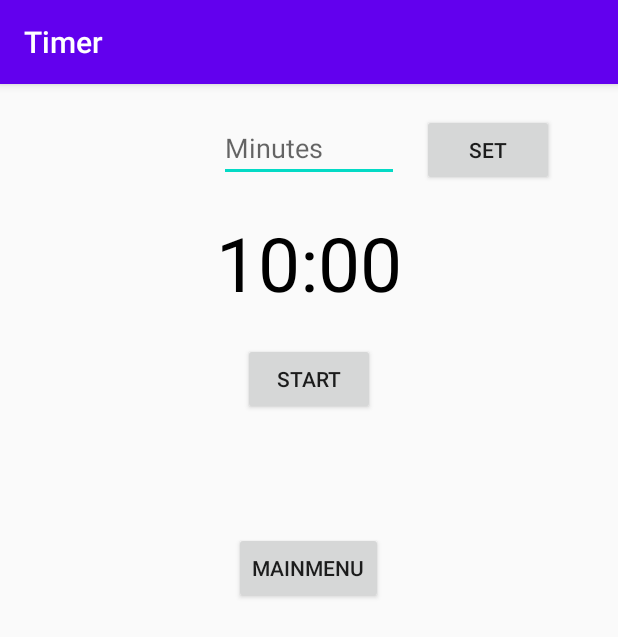
After one commit to iniyan2707/Clock, an Android app: the Timer screen opened directly, with no data from a screen before it, on a phone screen of 412 x 824 dp. The commit adds this screen. Shown: the top 637 px of the screen. Run offline under Robolectric (Android 15) with nearby library versions, the phone set to English and light mode, and no system bars.

Commit message:
Added timer and stopwatch features

```diff
--- a/app/src/main/java/com/example/clock/AlertReceiver.java
+++ b/app/src/main/java/com/example/clock/AlertReceiver.java
@@ -11,6 +11,7 @@ import android.net.Uri;
 import androidx.core.app.NotificationCompat;
 
 public class AlertReceiver extends BroadcastReceiver {
+    public static boolean ringtoneplaying;
     public static Ringtone r;
 
     @Override
@@ -18,7 +19,9 @@ public class AlertReceiver extends BroadcastReceiver {
 
             Uri notification = RingtoneManager.getDefaultUri(RingtoneManager.TYPE_ALARM);
              r = RingtoneManager.getRingtone(context, notification);
+
             r.play();
+            ringtoneplaying=true;
 
         NotificationHelper notificationHelper=new NotificationHelper(context);
         NotificationCompat.Builder nb=notificationHelper.getChannelNotification();
--- a/app/src/main/java/com/example/clock/NotificationHelper.java
+++ b/app/src/main/java/com/example/clock/NotificationHelper.java
@@ -36,7 +36,7 @@ public class NotificationHelper extends ContextWrapper {
     public NotificationCompat.Builder getChannelNotification() {
         return new NotificationCompat.Builder(getApplicationContext(), channelID)
                 .setContentTitle("Alarm!")
-                .setContentText("Your AlarmManager is working.")
+                .setContentText("Wake up")
                 .setSmallIcon(R.drawable.ic_baseline_alarm_24);
     }
 }
--- /dev/null
+++ b/app/src/main/java/com/example/clock/Timer.java
@@ -0,0 +1,264 @@
+package com.example.clock;
+
+import androidx.appcompat.app.AppCompatActivity;
+
+import android.content.Intent;
+import android.content.SharedPreferences;
+import android.media.Ringtone;
+import android.media.RingtoneManager;
+import android.net.Uri;
+import android.os.Bundle;
+import android.os.CountDownTimer;
+import android.view.View;
+import android.view.inputmethod.InputMethodManager;
+import android.widget.Button;
+import android.widget.EditText;
+import android.widget.TextView;
+import android.widget.Toast;
+
+import java.util.Locale;
+
+public class Timer extends AppCompatActivity {
+
+    private EditText editText;
+    private Button btnSet;
+    private TextView textCountDown;
+    private Button btnStartPause;
+    private Button btnReset;
+    private Button btnmainmenu;
+
+    private CountDownTimer countDownTimer;
+    private boolean timerRunning;
+    private long startTimeInMillis;
+    private long timeLeftInMillis= startTimeInMillis;
+    private long endTime;
+    public Ringtone r;
+    public boolean ringtoneplaying;
+
+
+
+    @Override
+    protected void onCreate(Bundle savedInstanceState) {
+        super.onCreate(savedInstanceState);
+        setContentView(R.layout.activity_timer);
+        setTitle("Timer");
+
+        editText=(EditText) findViewById(R.id.edit_text_input);
+        textCountDown=(TextView) findViewById(R.id.text_countdown);
+        btnSet=(Button) findViewById(R.id.button_set);
+        btnStartPause =(Button) findViewById(R.id.btn_start_pause);
+        btnReset=(Button) findViewById(R.id.btn_reset);
+        btnmainmenu=(Button) findViewById(R.id.mainmenu1);
+        btnmainmenu.setOnClickListener(new View.OnClickListener() {
+            @Override
+            public void onClick(View view) {
+                Intent intent=new Intent(Timer.this,Mainmenu.class);
+                finish();
+                startActivity(intent);
+            }
+        });
+
+        btnSet.setOnClickListener(new View.OnClickListener() {
+            @Override
+            public void onClick(View view) {
+                String input=editText.getText().toString();
+                if(input.length() ==0)
+                {
+                    Toast.makeText(Timer.this, "Field can't be empty", Toast.LENGTH_SHORT).show();
+                    return;
+                }
+                long millisinput=Long.parseLong(input)*60000;
+                if(millisinput==0)
+                    {
+                        Toast.makeText(Timer.this, "Enter a positive number", Toast.LENGTH_SHORT).show();
+                        return;
+                    }
+                setTime(millisinput);
+                editText.setText("");
+
+            }
+        });
+
+
+        btnStartPause.setOnClickListener(new View.OnClickListener() {
+            @Override
+            public void onClick(View view) {
+                if(timerRunning)
+                {
+                    pauseTimer();
+                }
+                else
+                {
+                    startTimer();
+                }
+
+            }
+        });
+        btnReset.setOnClickListener(new View.OnClickListener() {
+            @Override
+            public void onClick(View view) {
+                resetTimer();
+
+            }
+        });
+        updateCountDownText();
+
+    }
+    private void setTime(long milliseconds)
+    {
+        startTimeInMillis=milliseconds;
+        resetTimer();
+        closeKeyboard();
+    }
+
+    private void startTimer()
+    {
+        endTime=System.currentTimeMillis()+timeLeftInMillis;
+        countDownTimer=new CountDownTimer(timeLeftInMillis,1000) {
+            @Override
+            public void onTick(long l) {
+                timeLeftInMillis=l;
+                updateCountDownText();
+
+            }
+
+            @Override
+            public void onFinish() {
+                timerRunning=false;
+                 updateInterface();
+                Uri notification = RingtoneManager.getDefaultUri(RingtoneManager.TYPE_ALARM);
+                r = RingtoneManager.getRingtone(Timer.this, notification);
+
+                r.play();
+                 ringtoneplaying = true;
+
+
+            }
+        }.start();
+        timerRunning=true;
+        updateInterface();
+    }
+
+    private void pauseTimer()
+    {
+        countDownTimer.cancel();
+        timerRunning=false;
+        updateInterface();
+
+    }
+    private void resetTimer()
+    {
+        timeLeftInMillis= startTimeInMillis;
+        updateCountDownText();
+       updateInterface();
+       if(ringtoneplaying){
+           r.stop();
+       }
+    }
+    private void updateCountDownText()
+    {
+        int hours=(int) (timeLeftInMillis/1000)/3600;
+        int minutes= (int)((timeLeftInMillis/1000)%3600)/60;
+        int seconds=(int)(timeLeftInMillis/1000)%60;
+        String timeLeftFormatted;
+        if(hours>0)
+        {
+            timeLeftFormatted=String.format(Locale.getDefault(),
+                    "%d:%02d:%02d",hours,minutes,seconds);
+        }
+        else{
+            timeLeftFormatted=String.format(Locale.getDefault(),"%02d:%02d",minutes,seconds);
+        }
+        textCountDown.setText(timeLeftFormatted);
+    }
+
+    private void updateInterface()
+    {
+
+        if(timerRunning)
+        {
+            editText.setVisibility(View.INVISIBLE);
+            btnSet.setVisibility(View.INVISIBLE);
+            btnReset.setVisibility(View.INVISIBLE);
+            btnStartPause.setText("pause");
+        }
+        else
+        {
+            editText.setVisibility(View.VISIBLE);
+            btnSet.setVisibility(View.VISIBLE);
+            btnStartPause.setText("start");
+            if(timeLeftInMillis<1000) //when timer is finished
+            {
+                btnStartPause.setVisibility(View.INVISIBLE);
+            }
+            else  //timer is paused or reset
+            {
+                btnStartPause.setVisibility(View.VISIBLE);
+            }
+            if(timeLeftInMillis< startTimeInMillis)
+            {
+                btnReset.setVisibility(View.VISIBLE);
+            }
+            else
+            {
+                btnReset.setVisibility(View.INVISIBLE);
+            }
+
+        }
+    }
+    private void closeKeyboard() {
+        View view = this.getCurrentFocus();
+        if (view != null) {
+            InputMethodManager imm = (InputMethodManager) getSystemService(INPUT_METHOD_SERVICE);
+            imm.hideSoftInputFromWindow(view.getWindowToken(), 0);
+        }
+    }
+
+
+
+    @Override
+    protected void onStart() {
+        super.onStart();
+        SharedPreferences sharedPreferences=getSharedPreferences("prefs",MODE_PRIVATE);
+        startTimeInMillis=sharedPreferences.getLong("startTimeInMillis",600000);
+        timeLeftInMillis=sharedPreferences.getLong("millisLeft", startTimeInMillis);
+        timerRunning= sharedPreferences.getBoolean("timerRunning",false);
+        updateCountDownText();
+        updateInterface();
+        if(timerRunning)
+        {
+            endTime=sharedPreferences.getLong("endTime",0);
+            timeLeftInMillis=endTime-System.currentTimeMillis(); //makes sure that timeleftinmillis is exact.
+            if(timeLeftInMillis<0)
+            {
+                timeLeftInMillis=0;
+                timerRunning=false;
+                updateCountDownText();
+                updateInterface();
+            }
+            else{
+                startTimer();
+            }
+        }
+
+
+
+
+    }
+
+    @Override
+    protected void onStop() {
+        super.onStop();
+        SharedPreferences sharedPreferences= getSharedPreferences("prefs",MODE_PRIVATE);
+        SharedPreferences.Editor editor=sharedPreferences.edit();
+        editor.putLong("startTimeInMillis",startTimeInMillis);
+        editor.putLong("millisLeft",timeLeftInMillis);
+        editor.putBoolean("timerRunning",timerRunning);
+        editor.putLong("endTime",endTime);
+        editor.apply();
+        if(countDownTimer!=null)
+        {
+            countDownTimer.cancel();
+        }
+    }
+}
--- /dev/null
+++ b/app/src/main/res/layout/activity_timer.xml
@@ -0,0 +1,69 @@
+<?xml version="1.0" encoding="utf-8"?>
+<RelativeLayout xmlns:android="http://schemas.android.com/apk/res/android"
+    xmlns:app="http://schemas.android.com/apk/res-auto"
+    xmlns:tools="http://schemas.android.com/tools"
+    android:layout_width="match_parent"
+    android:layout_height="match_parent"
+    tools:context=".Timer">
+
+    <EditText
+        android:id="@+id/edit_text_input"
+        android:layout_width="120dp"
+        android:layout_marginTop="20dp"
+        android:layout_height="wrap_content"
+        android:layout_centerHorizontal="true"
+        android:hint="Minutes"
+        android:inputType="number"
+        android:maxLength="4" />
+
+    <Button
+        android:id="@+id/button_set"
+        android:layout_width="wrap_content"
+        android:layout_height="wrap_content"
+        android:layout_alignTop="@+id/edit_text_input"
+        android:text="Set"
+        android:layout_marginLeft="15dp"
+        android:layout_toRightOf="@+id/edit_text_input" />
+
+
+    <TextView
+        android:id="@+id/text_countdown"
+        android:layout_width="wrap_content"
+        android:layout_height="wrap_content"
+        android:layout_marginTop="20dp"
+        android:layout_centerHorizontal="true"
+        android:layout_below="@+id/edit_text_input"
+        android:text="00:00"
+        android:textColor="@android:color/black"
+        android:textSize="50dp" />
+
+    <Button
+        android:id="@+id/btn_start_pause"
+        android:layout_width="wrap_content"
+        android:layout_height="wrap_content"
+        android:text="start"
+        android:layout_centerHorizontal="true"
+        android:layout_below="@+id/text_countdown"
+        android:layout_marginTop="20dp"/>
+    <Button
+        android:layout_width="wrap_content"
+        android:layout_height="wrap_content"
+        android:id="@+id/btn_reset"
+        android:layout_centerHorizontal="true"
+        android:layout_marginTop="20dp"
+        android:layout_below="@+id/btn_start_pause"
+        android:text="reset"
+        android:visibility="invisible"
+        tools:visibility="visible"
+        />
+    <Button
+        android:id="@+id/mainmenu1"
+        android:layout_width="wrap_content"
+        android:layout_height="wrap_content"
+        android:layout_below="@id/btn_reset"
+        android:layout_centerHorizontal="true"
+        android:layout_marginTop="10dp"
+        android:text="mainmenu" />
+
+
+</RelativeLayout>
```
Also changed, not shown: app/src/main/AndroidManifest.xml (+7 -2 lines), app/src/main/java/com/example/clock/MainActivity.java (+29 -6 lines), app/src/main/java/com/example/clock/Mainmenu.java (added, +47 -0 lines), app/src/main/java/com/example/clock/StopWatch.java (added, +54 -0 lines), app/src/main/res/layout/activity_main.xml (+9 -0 lines), app/src/main/res/layout/activity_mainmenu.xml (added, +34 -0 lines), app/src/main/res/layout/activity_stop_watch.xml (added, +53 -0 lines).
